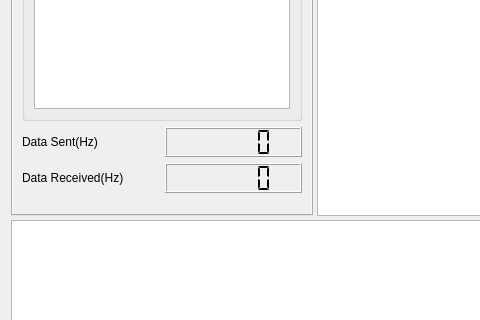
Before: the Qt Designer form src/software/gui/full_system/ui/main_widget.ui in UBC-Thunderbots/Software, drawn with Qt 5; both pictures show x 0 to 480 and y 384 to 704 of the 1271 by 789 pixel window.
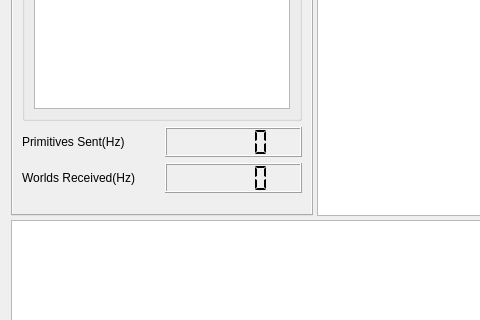
After: the same form once the commit is applied. Custom widgets are drawn as their Qt base class.

What changed in the file:
```diff
--- a/src/software/gui/full_system/ui/main_widget.ui
+++ b/src/software/gui/full_system/ui/main_widget.ui
@@ -196,7 +196,7 @@
            <item row="2" column="2">
             <widget class="QLabel" name="data_received_label">
              <property name="text">
-              <string>Data Received(Hz)</string>
+              <string>Worlds Received(Hz)</string>
              </property>
             </widget>
            </item>
@@ -209,7 +209,7 @@
               </size>
              </property>
              <property name="smallDecimalPoint">
-              <bool>true</bool>
+              <bool>false</bool>
              </property>
              <property name="segmentStyle">
               <enum>QLCDNumber::Flat</enum>
@@ -219,7 +219,7 @@
            <item row="1" column="2">
             <widget class="QLabel" name="data_sent_label">
              <property name="text">
-              <string>Data Sent(Hz)</string>
+              <string>Primitives Sent(Hz)</string>
              </property>
             </widget>
            </item>
@@ -237,7 +237,7 @@
               </font>
              </property>
              <property name="smallDecimalPoint">
-              <bool>true</bool>
+              <bool>false</bool>
              </property>
              <property name="segmentStyle">
               <enum>QLCDNumber::Flat</enum>
```
Left out of the diff: 8 changed lines with no effect on the pictures.
